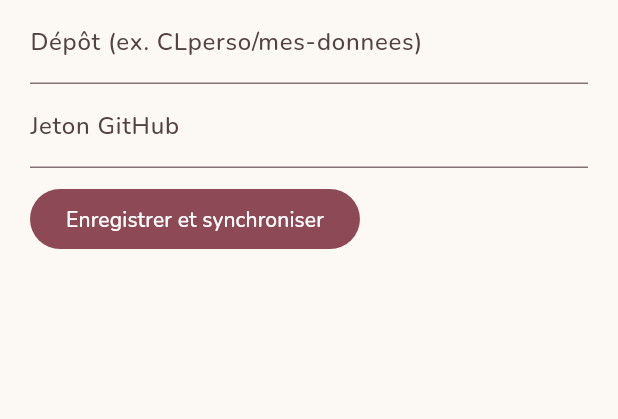
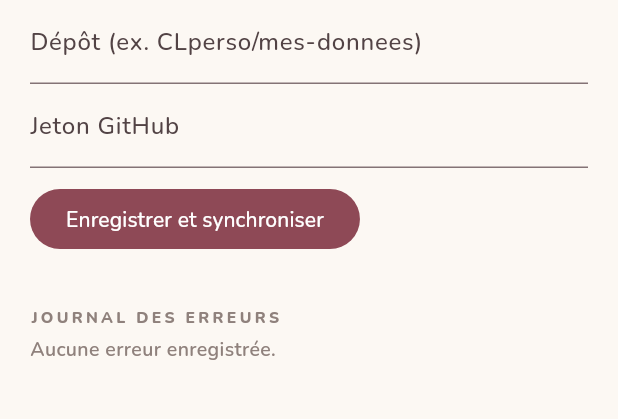
Before and after one commit to CLperso/micky-quest, a Flutter app: the SettingsScreen screen opened directly, on a phone screen of 412 x 824 dp, the part 444-863 px from its top. Run offline on Flutter 3.47's test engine with Material 3 defaults, Android fonts, the phone set to English and light mode, and no system bars; our stand-ins replace flutter_local_notifications, google_fonts, image_picker, shared_preferences, timezone; missing offline and left inert: android_intent_plus, device_calendar, google_mlkit_digital_ink_recognition; accounts and stored records are empty.

Commit message:
Carnet : moteur d'affichage Skia sur Android (plantages en mode dessin), journal des erreurs dans les réglages
Co-Authored-By: Claude Opus 5.5 <noreply@anthropic.com>
Claude-Session: https://claude.ai/code/session_01RpdBqp6TGx7ViFRVJJw6aQ

```diff
--- a/carnet/lib/main.dart
+++ b/carnet/lib/main.dart
@@ -1,9 +1,11 @@
 import 'dart:async';
 import 'dart:math';
+import 'dart:ui' show PlatformDispatcher;
 
 import 'package:flutter/foundation.dart';
 import 'package:flutter/material.dart';
 import 'package:flutter/services.dart';
+import 'package:shared_preferences/shared_preferences.dart';
 
 import 'atelier.dart';
 import 'canvas.dart';
@@ -21,8 +23,26 @@ import 'style_panel.dart';
 import 'sync.dart';
 import 'theme.dart';
 
+/// Garde les dernières erreurs pour pouvoir les retrouver dans les Réglages.
+Future<void> logError(Object e, StackTrace? st) async {
+  try {
+    final p = await SharedPreferences.getInstance();
+    final l = p.getStringList('carnet_errors') ?? [];
+    l.insert(0, '${DateTime.now().toIso8601String().substring(0, 16)} — $e\n${(st ?? StackTrace.empty).toString().split('\n').take(8).join('\n')}');
+    await p.setStringList('carnet_errors', l.take(12).toList());
+  } catch (_) {}
+}
+
 Future<void> main() async {
   WidgetsFlutterBinding.ensureInitialized();
+  FlutterError.onError = (d) {
+    FlutterError.presentError(d);
+    logError(d.exception, d.stack);
+  };
+  PlatformDispatcher.instance.onError = (e, st) {
+    logError(e, st);
+    return true;
+  };
   final store = Store();
   await store.load();
   runApp(StoreScope(store: store, child: const CarnetApp()));
@@ -748,6 +768,7 @@ class _SettingsScreenState extends State<SettingsScreen> {
             padding: const EdgeInsets.only(top: 6),
             child: Text('Dernière synchro : ${DateTime.fromMillisecondsSinceEpoch(store.settings.lastSync).toString().substring(0, 16)}', style: body(12, pal.soft)),
           ),
+        const ErrorLog(),
       ]),
     );
   }
@@ -798,3 +819,54 @@ class _SettingsScreenState extends State<SettingsScreen> {
     setState(() {});
   }
 }
+
+/// Le journal des erreurs, à copier pour me l'envoyer.
+class ErrorLog extends StatefulWidget {
+  const ErrorLog({super.key});
+  @override
+  State<ErrorLog> createState() => _ErrorLogState();
+}
+
+class _ErrorLogState extends State<ErrorLog> {
+  List<String> _l = [];
+  @override
+  void initState() {
+    super.initState();
+    SharedPreferences.getInstance().then((p) {
+      if (mounted) setState(() => _l = p.getStringList('carnet_errors') ?? []);
+    });
+  }
+
+  @override
+  Widget build(BuildContext context) {
+    final pal = Pal.byId(StoreScope.of(context).settings.theme);
+    return Column(crossAxisAlignment: CrossAxisAlignment.start, children: [
+      const SizedBox(height: 20),
+      Label('Journal des erreurs', pal.soft),
+      if (_l.isEmpty) Text('Aucune erreur enregistrée.', style: body(13, pal.soft, w: FontWeight.w600)),
+      if (_l.isNotEmpty) ...[
+        Container(
+          constraints: const BoxConstraints(maxHeight: 220),
+          padding: const EdgeInsets.all(10),
+          decoration: BoxDecoration(color: pal.card, borderRadius: BorderRadius.circular(10), border: Border.all(color: pal.line)),
+          child: SingleChildScrollView(child: SelectableText(_l.join('\n\n'), style: const TextStyle(fontSize: 11, fontFamily: 'monospace'))),
+        ),
+        Row(children: [
+          TextButton.icon(
+            onPressed: () => Clipboard.setData(ClipboardData(text: _l.join('\n\n'))),
+            icon: const Icon(Icons.copy_rounded, size: 18),
+            label: const Text('Copier'),
+          ),
+          TextButton(
+            onPressed: () async {
+              final p = await SharedPreferences.getInstance();
+              await p.remove('carnet_errors');
+              setState(() => _l = []);
+            },
+            child: const Text('Vider'),
+          ),
+        ]),
+      ],
+    ]);
+  }
+}
```
Also changed, not shown: 1 other file.
